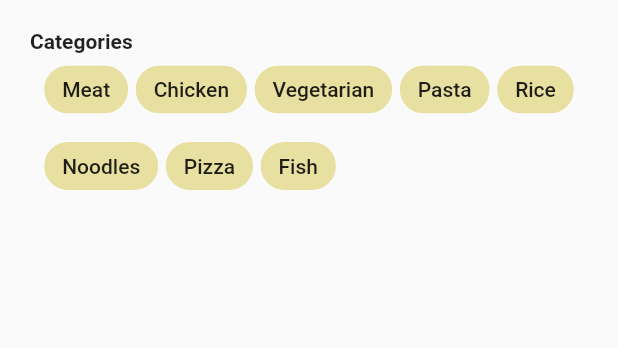
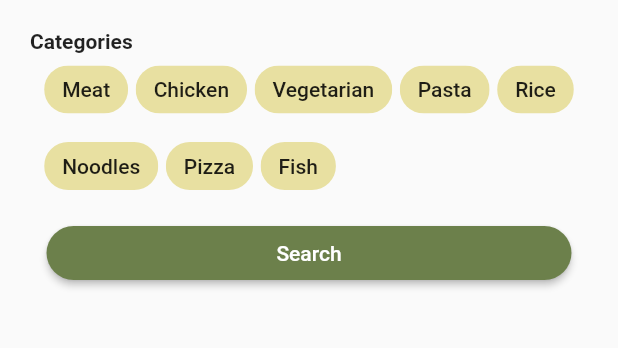
Before and after one commit to gu-tig169/grupp7, a Flutter app: the SearchRecipe screen opened directly, on a phone screen of 412 x 824 dp, the part 149-497 px from its top. Run offline on Flutter 3.47's test engine with Material 2 defaults, Android fonts, the phone set to English and light mode, and no system bars.

Commit message:
Implemented search button

```diff
--- a/lib/SearchRecipe.dart
+++ b/lib/SearchRecipe.dart
@@ -12,6 +12,8 @@ class SearchRecipe extends StatelessWidget {
             _searchInput(),
             _categoryRow(),
             _filters(),
+            Container(height: 10),
+            _searchButton(),
           ],
         ),
       ),
@@ -67,3 +69,15 @@ Widget _filters() {
     ),
   );
 }
+
+Widget _searchButton() {
+  return Container(
+    width: 350,
+    child: RaisedButton(
+      shape: RoundedRectangleBorder(borderRadius: BorderRadius.circular(24)),
+      onPressed: () {},
+      color: Color(0xFF6C804B),
+      child: Text('Search', style: TextStyle(color: Colors.white)),
+    ),
+  );
+}
```
